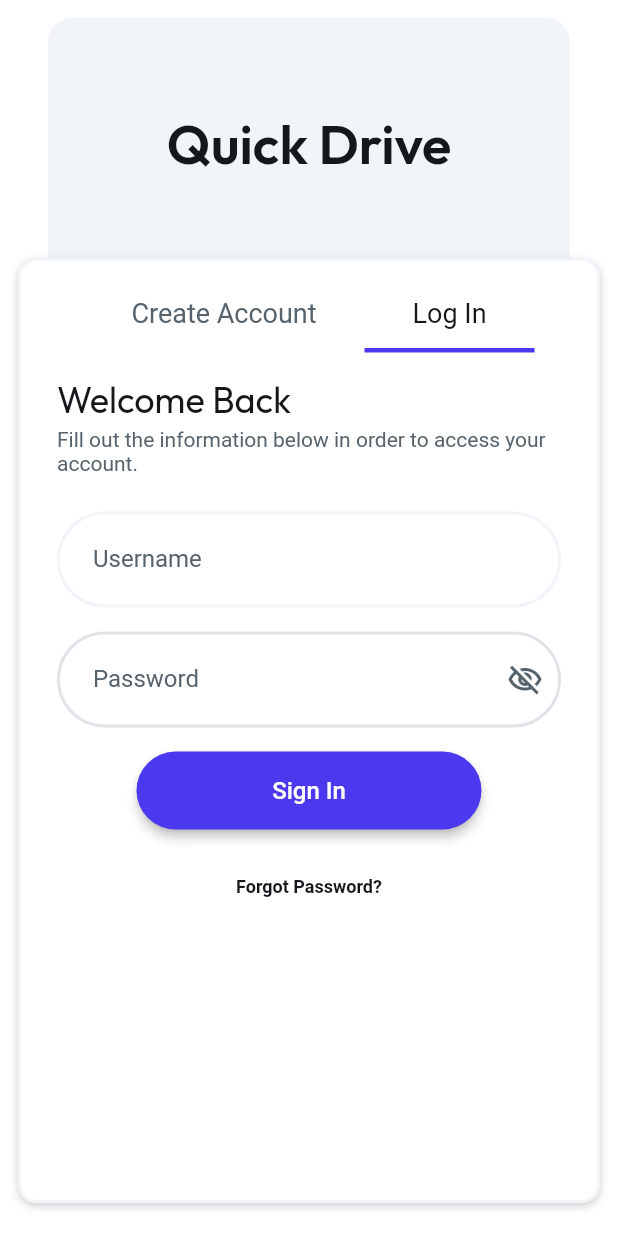
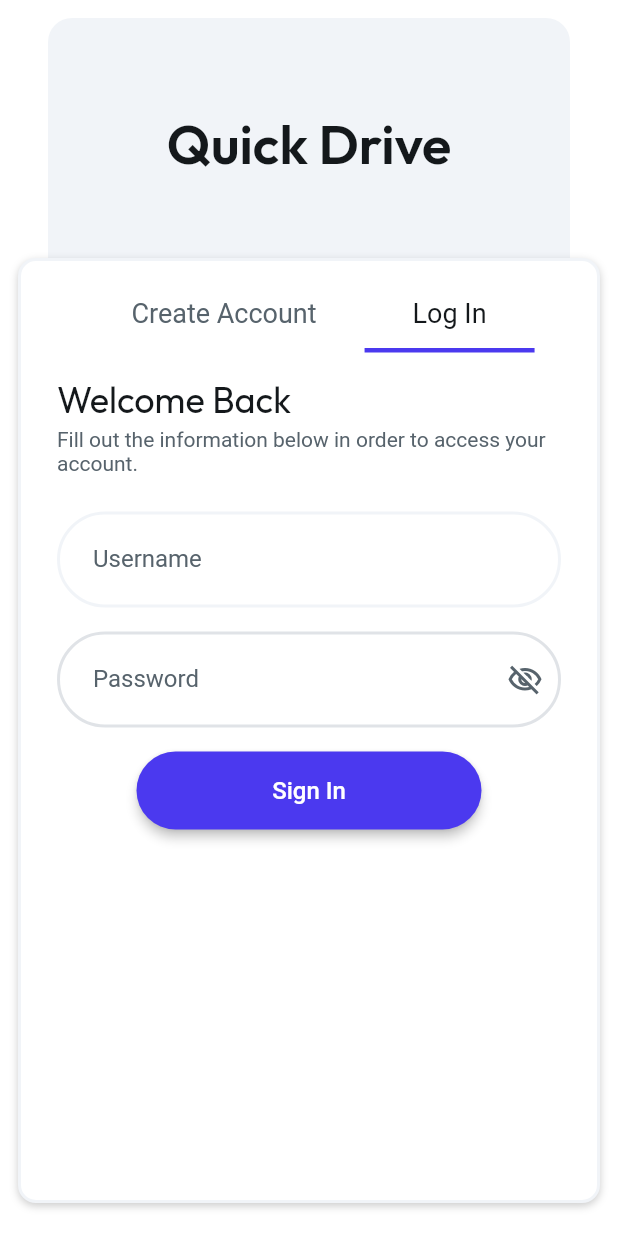
Before and after one commit to rcanetti/QuickDrive, a Flutter app: the screen it shows after launch, tab 2 chosen, on a phone screen of 412 x 824 dp. Run offline on Flutter 3.47's test engine with Material 3 defaults, Android fonts, the phone set to English and light mode, and no system bars; drawn by our look-alikes of auto_size_text, flutter_animate; our stand-ins replace dio, equatable, expandable, file_picker, font_awesome_flutter, from_css_color and 7 more; missing offline and left inert: json_path, mime_type; Roboto replaces fonts that are missing (Readex Pro).

Commit message:
Updating to latest FlutterFlow output.

```diff
--- a/lib/pages/log_in/log_in_widget.dart
+++ b/lib/pages/log_in/log_in_widget.dart
@@ -1542,8 +1542,7 @@ class _LogInWidgetState extends State<LogInWidget>
                                                           print(
                                                               'Button pressed ...');
                                                         },
-                                                        text:
-                                                            'Forgot Password?',
+                                                        text: '',
                                                         options:
                                                             FFButtonOptions(
                                                           height: 44.0,
```
